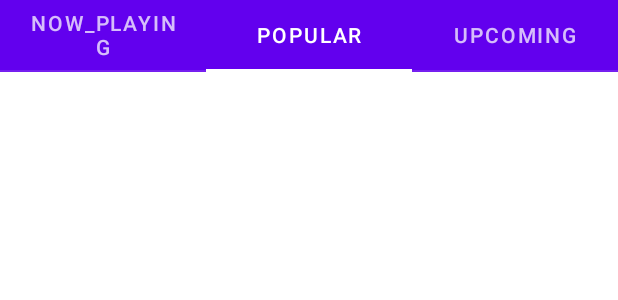
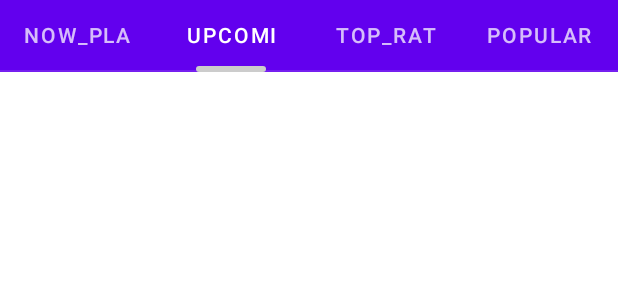
Before and after one commit to ToskePG/TMDBApp, an Android app built with Jetpack Compose: the @Preview function MovieTabComponentPreview, on a phone screen of 412 x 824 dp. Shown: the top 300 px of the screen. Run offline under Robolectric (Android 15) with nearby library versions, the phone set to English and light mode, and no system bars.

Commit message:
Creates tab menu

```diff
--- a/app/src/main/java/com/example/tmdbapp/presentation/home/MovieTabComponent.kt
+++ b/app/src/main/java/com/example/tmdbapp/presentation/home/MovieTabComponent.kt
@@ -1,10 +1,21 @@
 package com.example.tmdbapp.presentation.home
 
+import androidx.compose.foundation.background
+import androidx.compose.foundation.layout.Box
+import androidx.compose.foundation.layout.height
+import androidx.compose.foundation.layout.padding
+import androidx.compose.foundation.shape.RoundedCornerShape
+import androidx.compose.material.TabRow
+import androidx.compose.material.TabRowDefaults.tabIndicatorOffset
+import androidx.compose.runtime.Composable
+import androidx.compose.ui.Modifier
+import androidx.compose.ui.draw.clip
+import androidx.compose.ui.graphics.Color.Companion.LightGray
+import androidx.compose.ui.tooling.preview.Preview
+import androidx.compose.ui.unit.dp
 import androidx.compose.material.Tab
-import androidx.compose.material.TabRow
 import androidx.compose.material.Text
-import androidx.compose.runtime.Composable
-import androidx.compose.ui.tooling.preview.Preview
+import androidx.compose.ui.unit.sp
 import com.example.tmdbapp.ui.theme.TMDBAppTheme
 
 @Composable
@@ -12,20 +23,32 @@ fun MovieTabComponent(
     selectedTabIndex: Int,
     onSelectedTab: (TabPage) -> Unit
 ){
-    TabRow(selectedTabIndex = selectedTabIndex) {
-        TabPage.values().forEachIndexed{ index, tabPage ->
-            Tab(
-                selected = index == selectedTabIndex,
-                onClick = {onSelectedTab(tabPage)},
-                text = {Text(text = tabPage.name)}
+    TabRow(selectedTabIndex = selectedTabIndex,
+        indicator = {tabPositions ->
+            Box(
+                modifier = Modifier
+                    .tabIndicatorOffset(tabPositions[selectedTabIndex])
+                    .height(4.dp)
+                    .padding(horizontal = 28.dp)
+                    .clip(RoundedCornerShape(8.dp))
+                    .background(color = LightGray)
+            )
+        }
+        ) {
+            TabPage.values().forEachIndexed { index, tabs ->
+                Tab(
+                    selected = index == selectedTabIndex,
+                    onClick = {onSelectedTab(tabs)},
+                    text = {Text(text = tabs.name, maxLines = 1, fontSize = 14.sp)}
                 )
-        }
+            }
     }
 }
 enum class TabPage{
     NOW_PLAYING,
-    POPULAR,
-    UPCOMING
+    UPCOMING,
+    TOP_RATED,
+    POPULAR
 }
 
 @Preview
```
